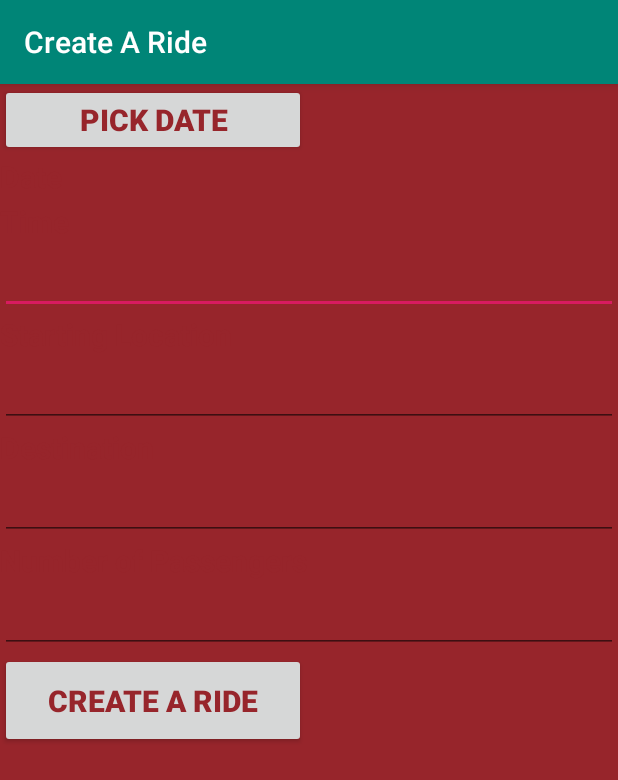
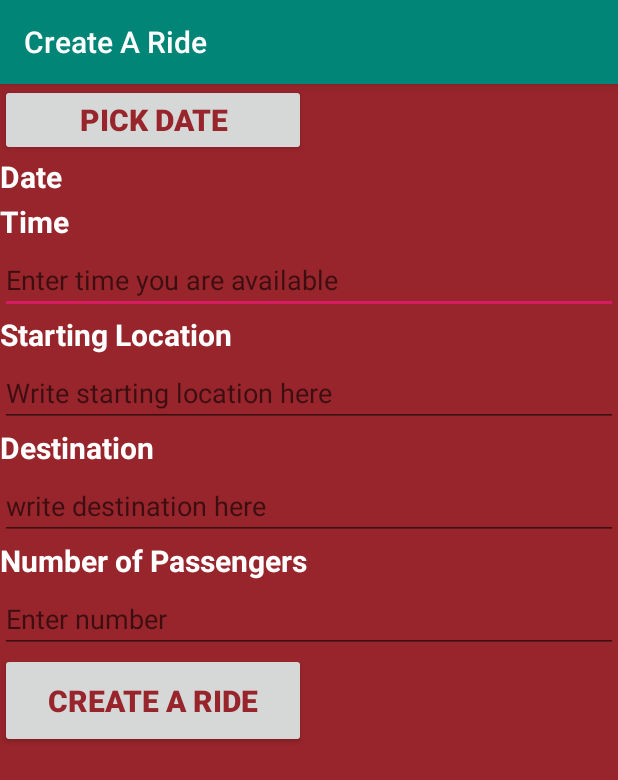
Before and after one commit to Calvin-CS262/CS-262, an Android app: the screen it shows after launch (MainActivity), on a phone screen of 412 x 824 dp. Shown: the top 780 px of the screen. Run offline under Robolectric (Android 15) with nearby library versions, the phone set to English and light mode, and no system bars.

Commit message:
DONEgit add CreateARide! CreateARide

```diff
--- a/CreateARide/app/src/main/res/layout/activity_main.xml
+++ b/CreateARide/app/src/main/res/layout/activity_main.xml
@@ -20,7 +20,7 @@
             android:id="@+id/DateButton"
             android:layout_width="204dp"
             android:layout_height="wrap_content"
-            android:text="Pick Date"
+            android:text="@string/pick_date"
             android:textColor="#97252B"
             android:textSize="20sp"
             android:textStyle="bold"
@@ -32,7 +32,7 @@
             android:layout_width="match_parent"
             android:layout_height="30dp"
             android:text="@string/date_text"
-            android:textColor="#97252B"
+            android:textColor="#ffff"
             android:textSize="20sp"
             android:textStyle="bold"
             tools:background="#F3CD00"
@@ -43,9 +43,8 @@
             android:id="@+id/time_text"
             android:layout_width="match_parent"
             android:layout_height="30dp"
-            android:layout_below="@+id/date_text"
             android:text="@string/time_text"
-            android:textColor="#97252B"
+            android:textColor="#ffff"
             android:textSize="20sp"
             android:textStyle="bold"
             tools:background="#F3CD00"
@@ -55,18 +54,17 @@
             android:id="@+id/time"
             android:layout_width="match_parent"
             android:layout_height="wrap_content"
-            android:layout_below="@+id/time_text"
             android:ems="10"
             android:inputType="time"
-            android:text="" />
+            android:text=""
+            android:hint="@string/enter_time"/>
 
         <TextView
             android:id="@+id/startPointText"
             android:layout_width="match_parent"
             android:layout_height="30dp"
-            android:layout_below="@+id/time"
             android:text="@string/s_l_text"
-            android:textColor="#97252B"
+            android:textColor="#ffff"
             android:textSize="20sp"
             android:textStyle="bold"
             tools:background="#F3CD00"
@@ -76,18 +74,17 @@
             android:id="@+id/startPoint"
             android:layout_width="match_parent"
             android:layout_height="wrap_content"
-            android:layout_below="@+id/startPointText"
             android:ems="10"
             android:inputType="text"
-            android:text="" />
+            android:text=""
+            android:hint="@string/start_destination_text"/>
 
         <TextView
             android:id="@+id/des_text"
             android:layout_width="match_parent"
             android:layout_height="30dp"
-            android:layout_below="@+id/startPoint"
             android:text="@string/des_text"
-            android:textColor="#97252B"
+            android:textColor="#ffff"
             android:textSize="20sp"
             android:textStyle="bold"
             tools:background="#F3CD00"
@@ -97,19 +94,18 @@
             android:id="@+id/destination"
             android:layout_width="match_parent"
             android:layout_height="wrap_content"
-            android:layout_below="@+id/des_text"
             android:ems="10"
             android:inputType="text"
 
-            android:text="" />
+            android:text=""
+            android:hint="@string/write_here_dest"/>
 
         <TextView
             android:id="@+id/number_text"
             android:layout_width="match_parent"
             android:layout_height="30dp"
-            android:layout_below="@+id/destination"
             android:text="@string/n_p_text"
-            android:textColor="#97252B"
+            android:textColor="#ffff"
             android:textSize="20sp"
             android:textStyle="bold"
             tools:background="#F3CD00"
@@ -119,17 +115,16 @@
             android:id="@+id/number"
             android:layout_width="match_parent"
             android:layout_height="wrap_content"
-            android:layout_below="@+id/number_text"
             android:ems="10"
-            android:inputType="textPersonName"
-            android:text="" />
+            android:inputType="number"
+            android:text=""
+            android:hint= "@string/enter_number"/>
 
         <Button
             android:id="@+id/createARide_button"
             android:layout_width="204dp"
             android:layout_height="63dp"
-            android:layout_below="@+id/number"
-            android:text="Create A Ride"
+            android:text="@string/create_a_ride"
             android:textColor="#97252B"
             android:textSize="20sp"
             android:textStyle="bold"
--- a/CreateARide/app/src/main/res/values/strings.xml
+++ b/CreateARide/app/src/main/res/values/strings.xml
@@ -7,4 +7,10 @@
     <string name="n_p_text">Number of Passengers</string>
     <string name="create_button">Create</string>
     <string name="CreateARidePage">Create A Ride</string>
+    <string name="pick_date">Pick Date</string>
+    <string name="create_a_ride">Create A Ride</string>
+    <string name="enter_time">Enter time you are available</string>
+    <string name="start_destination_text">Write starting location here</string>
+    <string name="write_here_dest">write destination here</string>
+    <string name="enter_number">Enter number</string>
 </resources>
```
